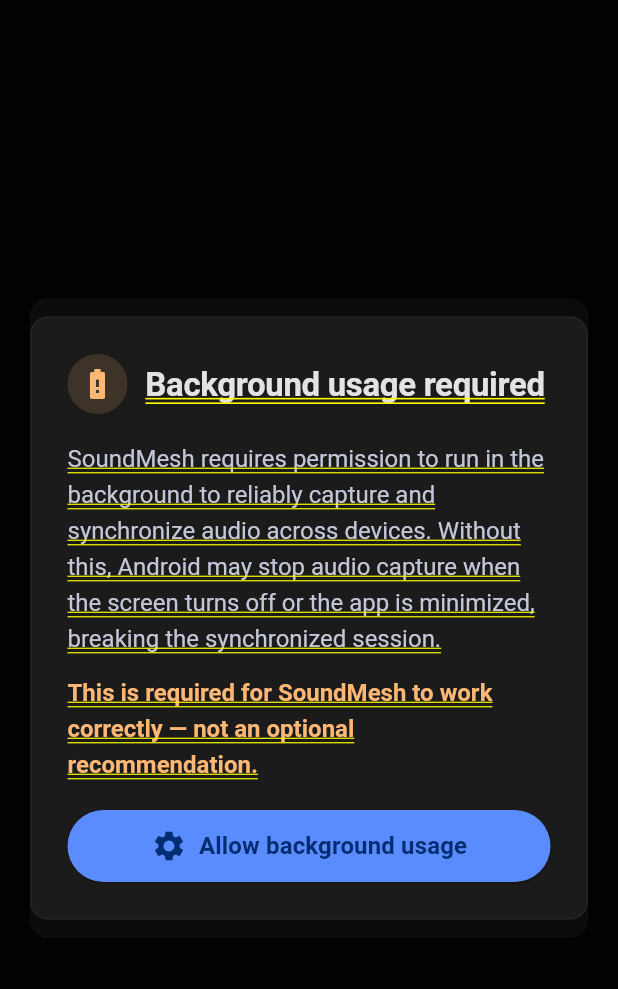
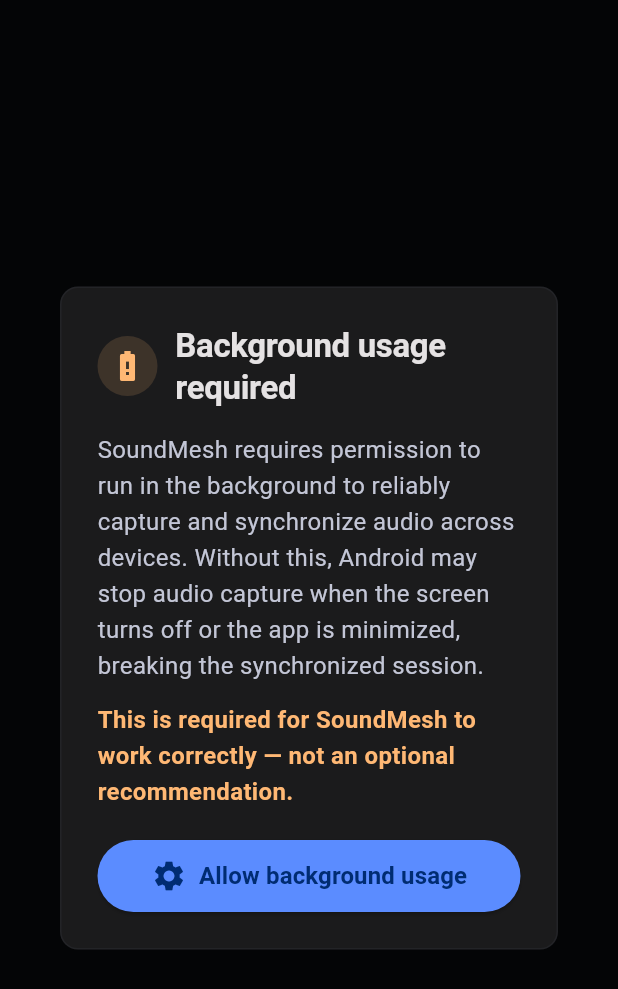
Before and after one commit to farazkayan/SoundMesh, a Flutter app: the BackgroundUsageRequiredModal widget shown alone on an empty page, opened directly, on a phone screen of 412 x 824 dp. Shown: the top 989 px of the screen. Run offline on Flutter 3.47's test engine with Material 3 defaults, Android fonts, the phone set to English and light mode, and no system bars; our stand-ins replace flutter_riverpod, qr_flutter, shared_preferences; missing offline and left inert: mobile_scanner, purchases_flutter; accounts and stored records are empty; Roboto replaces fonts that are missing (Geist).

Commit message:
Fix dialog

```diff
--- a/app/lib/presentation/components/background_usage_required_modal.dart
+++ b/app/lib/presentation/components/background_usage_required_modal.dart
@@ -18,18 +18,29 @@
       return const SizedBox.shrink();
     }
 
-    return Stack(
+    return Material(
+      type: MaterialType.transparency,
+      child: Stack(
         children: [
-        // Full-screen scrim
-        Container(
+          // Full-screen scrim - blocks all interaction
+          GestureDetector(
+            onTap: () {}, // Consumes taps, prevents dismissal
+            child: Container(
               color: SMColors.scrim,
             ),
-        // Modal dialog centered
+          ),
+          // Modal dialog centered with proper constraints
           Center(
+            child: ConstrainedBox(
+              constraints: BoxConstraints(
+                maxWidth: MediaQuery.of(context).size.width - SMSpacing.xl * 2,
+                maxHeight: MediaQuery.of(context).size.height * 0.85,
+              ),
               child: Padding(
                 padding: EdgeInsets.symmetric(horizontal: SMSpacing.xl),
                 child: SMCard(
                   elevated: true,
+                  child: SingleChildScrollView(
                     child: Column(
                       mainAxisSize: MainAxisSize.min,
                       crossAxisAlignment: CrossAxisAlignment.stretch,
@@ -75,8 +86,9 @@
 
                         Text(
                           'This is required for SoundMesh to work correctly — not an optional recommendation.',
-                    style: SMTypography.bodyEmphasis.copyWith(
+                          style: SMTypography.body.copyWith(
                             color: SMColors.warning,
+                            fontWeight: FontWeight.w600,
                             height: 1.5,
                           ),
                         ),
@@ -96,7 +108,10 @@
                   ),
                 ),
               ),
+            ),
+          ),
         ],
+      ),
     );
   }
 }
```
Also changed, not shown: app/lib/main.dart (+0 -9 lines), app/lib/presentation/screens/room_dashboard_screen.dart (+22 -6 lines), 1 other file. Lines whose indentation alone changed are shown as unchanged.
